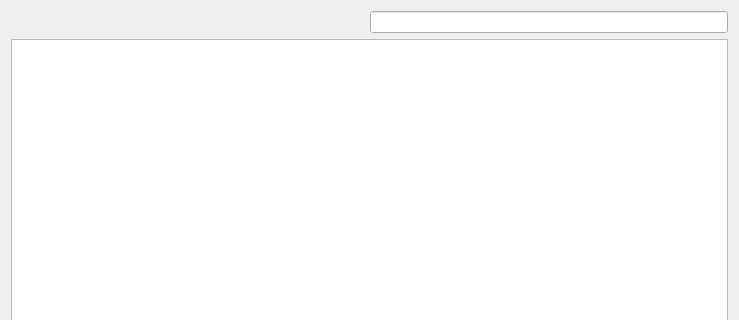
Old version of the form history.ui in the repository isahakv/ISOWebBrowser; both pictures show x 0 to 739 and y 0 to 320 of the 739 by 469 pixel window.
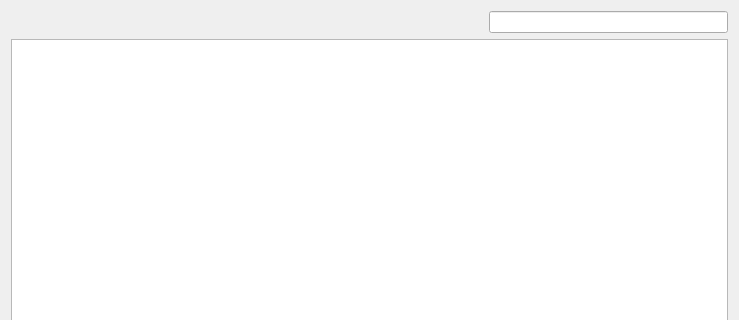
New version of the form. Custom widgets are drawn as their Qt base class.

Commit message: Improved browser history!

```diff
--- a/history.ui
+++ b/history.ui
@@ -62,6 +62,9 @@
        <property name="orientation">
         <enum>Qt::Horizontal</enum>
        </property>
+       <property name="sizeType">
+        <enum>QSizePolicy::MinimumExpanding</enum>
+       </property>
        <property name="sizeHint" stdset="0">
         <size>
          <width>40</width>
@@ -71,12 +74,44 @@
       </spacer>
      </item>
      <item>
-      <widget class="QLineEdit" name="searchLineEdit"/>
+      <spacer name="horizontalSpacer_3">
+       <property name="orientation">
+        <enum>Qt::Horizontal</enum>
+       </property>
+       <property name="sizeHint" stdset="0">
+        <size>
+         <width>40</width>
+         <height>20</height>
+        </size>
+       </property>
+      </spacer>
+     </item>
+     <item>
+      <widget class="SearchLineEdit" name="searchLineEdit">
+       <property name="sizePolicy">
+        <sizepolicy hsizetype="Expanding" vsizetype="Fixed">
+         <horstretch>0</horstretch>
+         <verstretch>0</verstretch>
+        </sizepolicy>
+       </property>
+      </widget>
      </item>
     </layout>
    </item>
   </layout>
  </widget>
+ <customwidgets>
+  <customwidget>
+   <class>HistoryTreeView</class>
+   <extends>QTreeView</extends>
+   <header location="global">historytreeview.h</header>
+  </customwidget>
+  <customwidget>
+   <class>SearchLineEdit</class>
+   <extends>QLineEdit</extends>
+   <header location="global">searchlineedit.h</header>
+  </customwidget>
+ </customwidgets>
  <resources/>
  <connections/>
 </ui>
```
Left out of the diff: 29 changed lines with no effect on the pictures. The commit also changes 12 other files.
